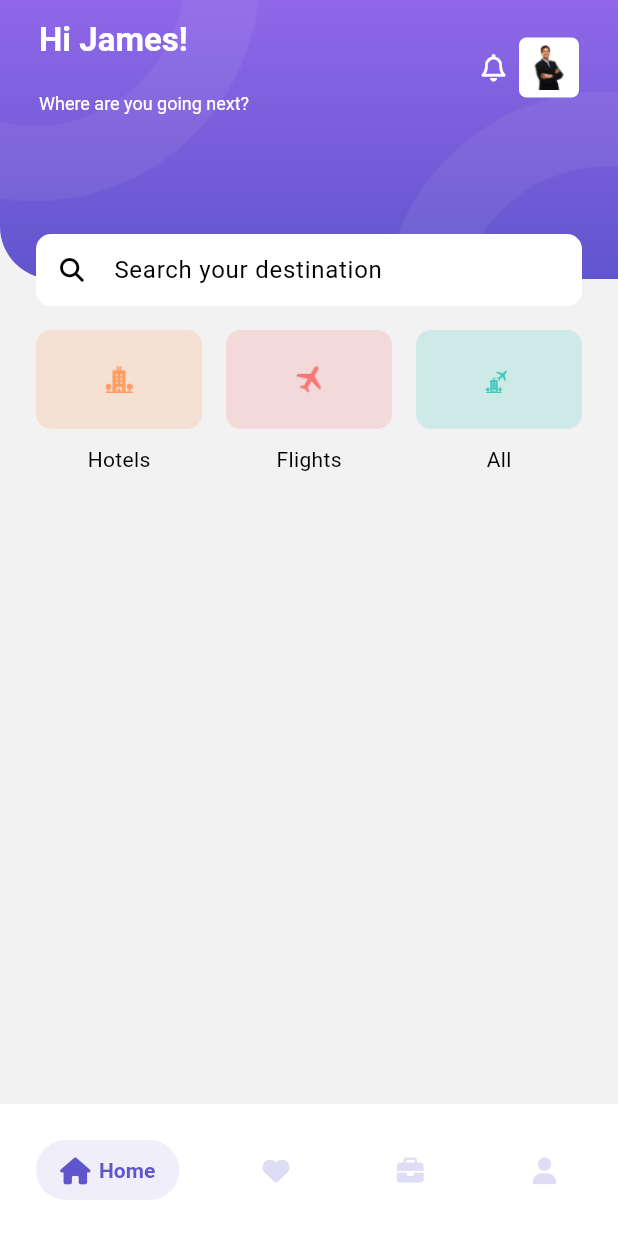
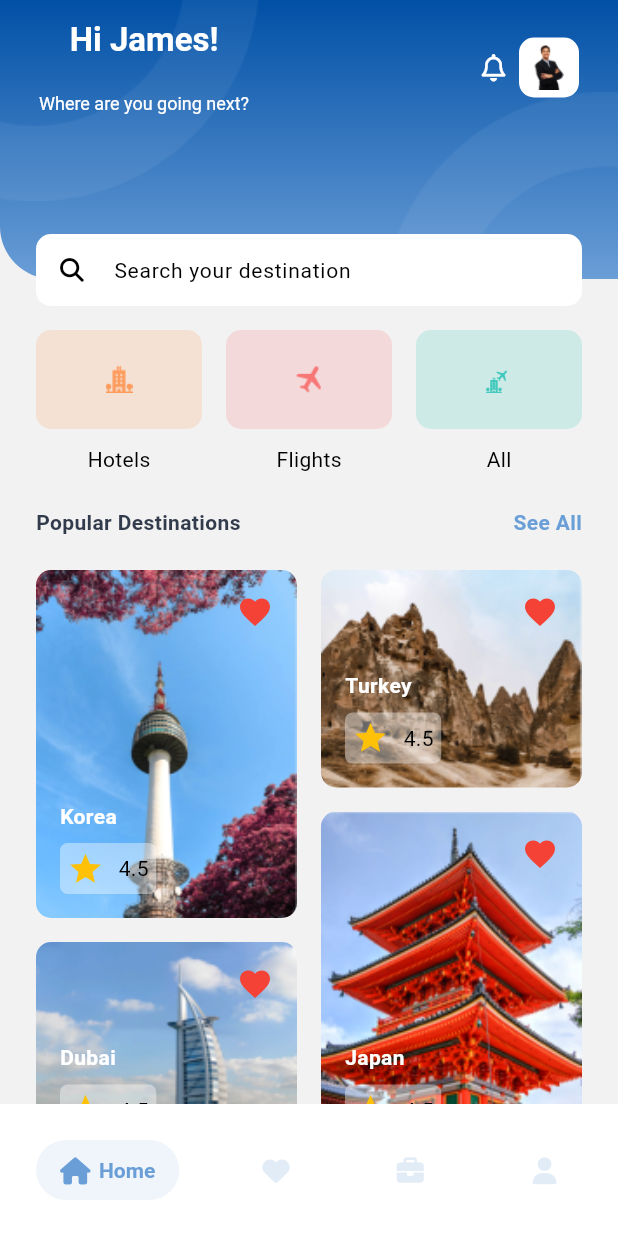
Before and after one commit to minhng-178/mobile-hella-booking-app, a Flutter app: the MainApp screen opened by its route, on a phone screen of 412 x 824 dp. Run offline on Flutter 3.47's test engine with Material 3 defaults, Android fonts, the light colour scheme and no system bars; drawn by our look-alikes of salomon_bottom_bar; our stand-ins replace flutter_svg, font_awesome_flutter, hive_flutter, smooth_page_indicator, syncfusion_flutter_datepicker; accounts and stored records are empty.

Commit message:
too much bug

```diff
--- a/lib/core/constants/color_palatte.dart
+++ b/lib/core/constants/color_palatte.dart
@@ -1,8 +1,8 @@
 import 'package:flutter/material.dart';
 
 class ColorPalette {
-  static const Color primaryColor = Color(0xff6155CC);
-  static const Color secondColor = Color(0xff8F67E8);
+  static const Color primaryColor = Color(0xff6A9ED7);
+  static const Color secondColor = Color(0xff0150A6);
   static const Color yellowColor = Color(0xffFE9C5E);
 
   static const Color dividerColor = Color(0xFFE5E7EB);
--- a/lib/representation/screens/home_screen.dart
+++ b/lib/representation/screens/home_screen.dart
@@ -13,6 +13,28 @@ class HomeScreen extends StatefulWidget {
   @override
   State<HomeScreen> createState() => _HomeScreenState();
 }
+
+class _HomeScreenState extends State<HomeScreen> {
+  final List<Map<String, String>> listImageLeft = [
+    {
+      'name': 'Korea',
+      'image': AssetHelper.korea,
+    },
+    {
+      'name': 'Dubai',
+      'image': AssetHelper.dubai,
+    },
+  ];
+  final List<Map<String, String>> listImageRight = [
+    {
+      'name': 'Turkey',
+      'image': AssetHelper.turkey,
+    },
+    {
+      'name': 'Japan',
+      'image': AssetHelper.japan,
+    },
+  ];
 
   Widget _buildItemCategory(
       Widget icon, Color color, Function() onTap, String title) {
@@ -39,7 +61,72 @@ Widget _buildItemCategory(
     );
   }
 
-class _HomeScreenState extends State<HomeScreen> {
+  Widget _buidlImageHomeScreen(String name, String image) {
+    return GestureDetector(
+      onTap: () {
+        Navigator.of(context)
+            .pushNamed(HotelBookingScreen.routeName, arguments: name);
+      },
+      child: Container(
+        margin: EdgeInsets.only(bottom: kDefaultPadding),
+        child: Stack(
+          alignment: Alignment.topRight,
+          children: [
+            ImageHelper.loadFromAsset(
+              image,
+              width: double.infinity,
+              fit: BoxFit.fitWidth,
+              radius: BorderRadius.circular(kItemPadding),
+            ),
+            Padding(
+              padding: const EdgeInsets.all(kDefaultPadding),
+              child: Icon(
+                Icons.favorite,
+                color: Colors.red,
+              ),
+            ),
+            Positioned(
+              left: kDefaultPadding,
+              bottom: kDefaultPadding,
+              child: Column(
+                crossAxisAlignment: CrossAxisAlignment.start,
+                children: [
+                  Text(
+                    name,
+                    style: TextStyles.defaultStyle.whiteTextColor.bold,
+                  ),
+                  SizedBox(
+                    height: kItemPadding,
+                  ),
+                  Container(
+                    padding: EdgeInsets.all(kMinPadding),
+                    decoration: BoxDecoration(
+                      borderRadius: BorderRadius.circular(kMinPadding),
+                      color: Colors.white.withOpacity(0.4),
+                    ),
+                    child: Row(
+                      mainAxisSize: MainAxisSize.min,
+                      children: const [
+                        Icon(
+                          Icons.star,
+                          color: Color(0xffFFC107),
+                        ),
+                        SizedBox(
+                          width: kItemPadding,
+                        ),
+                        Text('4.5')
+                      ],
+                    ),
+                  ),
+                ],
+              ),
+            ),
+          ],
+        ),
+      ),
+    );
+  }
+
   @override
   Widget build(BuildContext context) {
     return AppBArContainerWidget(
@@ -51,7 +138,6 @@ class _HomeScreenState extends State<HomeScreen> {
           children: [
             Column(
               mainAxisAlignment: MainAxisAlignment.spaceBetween,
-              crossAxisAlignment: CrossAxisAlignment.start,
               children: [
                 Text('Hi James!',
                     style:
@@ -78,7 +164,7 @@ class _HomeScreenState extends State<HomeScreen> {
               height: 40,
               width: 40,
               decoration: BoxDecoration(
-                  borderRadius: BorderRadius.circular(kMinPadding),
+                  borderRadius: BorderRadius.circular(kItemPadding),
                   color: Colors.white),
               padding: EdgeInsets.all(kMinPadding),
               child: ImageHelper.loadFromAsset(AssetHelper.person),
@@ -86,10 +172,12 @@ class _HomeScreenState extends State<HomeScreen> {
           ],
         ),
       ),
-      implementLeading: true,
+      implementLeading: false,
       child: Column(
         children: [
           TextField(
+            enabled: true,
+            autocorrect: false,
             decoration: InputDecoration(
                 hintText: 'Search your destination',
                 prefixIcon: Padding(
@@ -109,6 +197,9 @@ class _HomeScreenState extends State<HomeScreen> {
                   ),
                 ),
                 contentPadding: EdgeInsets.symmetric(horizontal: kItemPadding)),
+            style: TextStyles.defaultStyle,
+            onChanged: (value) {},
+            onSubmitted: (String submitValue) {},
           ),
           SizedBox(
             height: kDefaultPadding,
@@ -141,11 +232,54 @@ class _HomeScreenState extends State<HomeScreen> {
                     () {},
                     'All'),
               ),
+            ],
+          ),
           SizedBox(
             height: kMediumPadding,
           ),
+          Row(
+            children: [
+              Text(
+                'Popular Destinations',
+                style: TextStyles.defaultStyle.bold,
+              ),
+              Spacer(),
+              Text(
+                'See All',
+                style: TextStyles.defaultStyle.bold.primaryTextColor,
+              ),
             ],
-          )
+          ),
+          SizedBox(
+            height: kMediumPadding,
+          ),
+          Expanded(
+            child: SingleChildScrollView(
+              child: Row(
+                children: [
+                  Expanded(
+                    child: Column(
+                      children: listImageLeft
+                          .map((e) =>
+                              _buidlImageHomeScreen(e['name']!, e['image']!))
+                          .toList(),
+                    ),
+                  ),
+                  SizedBox(
+                    width: kDefaultPadding,
+                  ),
+                  Expanded(
+                    child: Column(
+                      children: listImageRight
+                          .map((e) =>
+                              _buidlImageHomeScreen(e['name']!, e['image']!))
+                          .toList(),
+                    ),
+                  ),
+                ],
+              ),
+            ),
+          ),
         ],
       ),
     );
--- a/lib/representation/widgets/app_bar_container.dart
+++ b/lib/representation/widgets/app_bar_container.dart
@@ -1,5 +1,6 @@
 import 'package:flutter/material.dart';
 import 'package:font_awesome_flutter/font_awesome_flutter.dart';
+import 'package:hive_flutter/hive_flutter.dart';
 import 'package:travo_app/core/constants/color_palatte.dart';
 import 'package:travo_app/core/constants/dimension_constants.dart';
 import 'package:travo_app/core/constants/textstyle_constants.dart';
@@ -12,17 +13,21 @@ class AppBArContainerWidget extends StatelessWidget {
       required this.child,
       this.title,
       this.titleString,
+      this.subTitleString,
       this.implementTraling = false,
-      this.implementLeading = false,
+      this.implementLeading = true,
       this.paddingContent = const EdgeInsets.symmetric(
         horizontal: kMediumPadding,
-      )});
+      )})
+      : assert(title != null || titleString != null,
+            'title or titleString can\'t be null');
 
   final Widget child;
   final Widget? title;
   final String? titleString;
-  final bool? implementLeading;
-  final bool? implementTraling;
+  final String? subTitleString;
+  final bool implementTraling;
+  final bool implementLeading;
   final EdgeInsets? paddingContent;
 
   @override
@@ -32,23 +37,23 @@ class AppBArContainerWidget extends StatelessWidget {
         children: [
           SizedBox(
             height: 186,
-            child: (AppBar(
-              centerTitle: true,
-              automaticallyImplyLeading: false,
-              elevation: 0,
-              toolbarHeight: 90,
-              backgroundColor: ColorPalette.backgroundScaffoldColor,
+            child: AppBar(
               title: title ??
-                  Row(
+                  Padding(
+                    padding: const EdgeInsets.symmetric(horizontal: 0),
+                    child: Row(
+                      mainAxisAlignment: MainAxisAlignment.spaceBetween,
                       children: [
-                      if (implementLeading != null)
-                        Container(
+                        if (implementLeading)
+                          (GestureDetector(
+                            onTap: () {
+                              Navigator.of(context).pop();
+                            },
+                            child: Container(
                               decoration: BoxDecoration(
-                            borderRadius: BorderRadius.circular(
-                              kDefaultPadding,
-                            ),
-                            color: Colors.white,
-                          ),
+                                  borderRadius:
+                                      BorderRadius.circular(kDefaultPadding),
+                                  color: Colors.white),
                               padding: EdgeInsets.all(kItemPadding),
                               child: Icon(
                                 FontAwesomeIcons.arrowLeft,
@@ -56,6 +61,7 @@ class AppBArContainerWidget extends StatelessWidget {
                                 color: Colors.black,
                               ),
                             ),
+                          )),
                         Expanded(
                           child: Center(
                             child: Column(
@@ -66,18 +72,26 @@ class AppBArContainerWidget extends StatelessWidget {
                                   style: TextStyles.defaultStyle.fontHeader
                                       .whiteTextColor.bold,
                                 ),
+                                if (subTitleString != null)
+                                  (Padding(
+                                    padding: const EdgeInsets.only(
+                                        top: kMediumPadding),
+                                    child: Text(
+                                      subTitleString!,
+                                      style: TextStyles.defaultStyle.fontCaption
+                                          .whiteTextColor,
+                                    ),
+                                  ))
                               ],
                             ),
                           ),
                         ),
-                      if (implementTraling != null)
+                        if (implementTraling)
                           Container(
                             decoration: BoxDecoration(
-                            borderRadius: BorderRadius.circular(
-                              kDefaultPadding,
-                            ),
-                            color: Colors.white,
-                          ),
+                                borderRadius:
+                                    BorderRadius.circular(kDefaultPadding),
+                                color: Colors.white),
                             padding: EdgeInsets.all(kItemPadding),
                             child: Icon(
                               FontAwesomeIcons.bars,
@@ -87,13 +101,16 @@ class AppBArContainerWidget extends StatelessWidget {
                           ),
                       ],
                     ),
+                  ),
               flexibleSpace: Stack(
                 children: [
                   Container(
                     decoration: BoxDecoration(
                       gradient: Gradients.defaultGradientBackground,
-                        borderRadius:
-                            BorderRadius.only(bottomLeft: Radius.circular(35))),
+                      borderRadius: BorderRadius.only(
+                        bottomLeft: Radius.circular(35),
+                      ),
+                    ),
                   ),
                   Positioned(
                     top: 0,
@@ -111,11 +128,16 @@ class AppBArContainerWidget extends StatelessWidget {
                   ),
                 ],
               ),
-            )),
+              centerTitle: true,
+              automaticallyImplyLeading: false,
+              elevation: 0,
+              toolbarHeight: 90,
+              backgroundColor: ColorPalette.backgroundScaffoldColor,
+            ),
           ),
           Container(
             margin: EdgeInsets.only(top: 156),
-            padding: EdgeInsets.symmetric(horizontal: kMediumPadding),
+            padding: paddingContent,
             child: child,
           )
         ],
--- a/lib/routes.dart
+++ b/lib/routes.dart
@@ -1,4 +1,5 @@
 import 'package:flutter/material.dart';
+import 'package:travo_app/representation/screens/guest_and_room_screen.dart';
 import 'package:travo_app/representation/screens/hotel_booking_screen.dart';
 import 'package:travo_app/representation/screens/intro_screen.dart';
 import 'package:travo_app/representation/screens/main_app.dart';
@@ -10,5 +11,6 @@ final Map<String, WidgetBuilder> routes = {
   IntroScreen.routeName: (context) => const IntroScreen(),
   MainApp.routeName: (context) => const MainApp(),
   HotelBookingScreen.routeName: (context) => const HotelBookingScreen(),
+  GuestAndRoomScreen.routeName: (context) => const GuestAndRoomScreen(),
   SelectDateScreen.routeName: (context) => SelectDateScreen(),
 };
```
Also changed, not shown: lib/representation/screens/guest_and_room_screen.dart (added, +60 -0 lines), lib/representation/screens/hotel_booking_screen.dart (+12 -2 lines), lib/representation/widgets/item_change_guest_and_room.dart (added, +112 -0 lines), assets/images/background_splash.png, assets/images/circle_splash.png, lib/representation/screens/login_screen.dart (added). Lines whose indentation alone changed are shown as unchanged.
